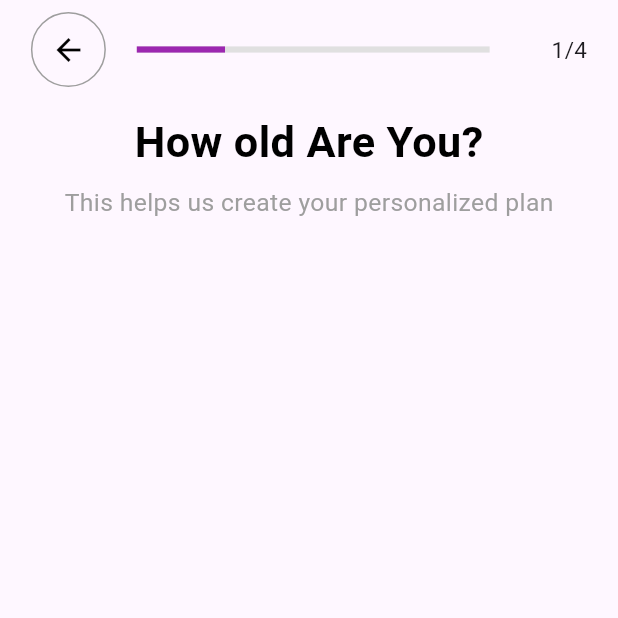
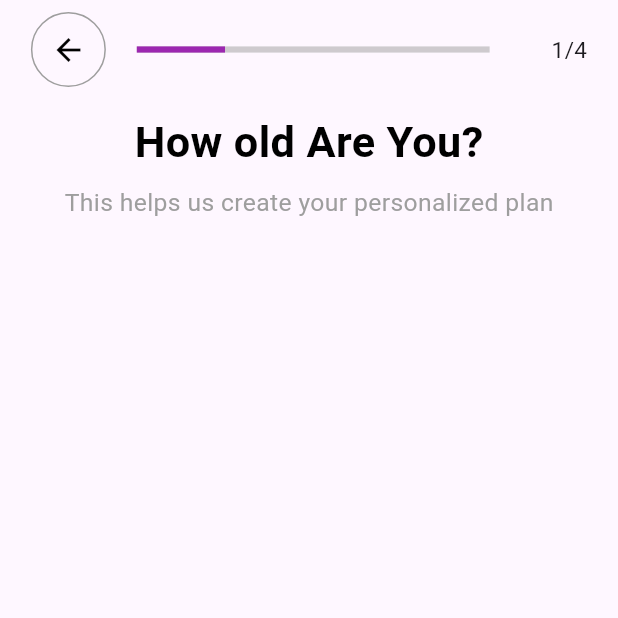
Before and after one commit to youssefalaa10/PureFit, a Flutter app: the screen it shows after launch, on a phone screen of 412 x 824 dp, the top half of it. Run offline on Flutter 3.47's test engine with Material 3 defaults, Android fonts, the phone set to English and light mode, and no system bars; our stand-ins replace shared_preferences, sqflite; accounts and stored records are empty.

Commit message:
feat: :sparkles: build and apply ColorManager and AppString

```diff
--- a/lib/Core/Shared/AppColors.dart
+++ /dev/null
@@ -1,5 +0,0 @@
-import 'package:flutter/material.dart';
-
-class ColorsApp {
-  static Color colorsPurple = Colors.purple;
-}
--- /dev/null
+++ b/lib/Core/Shared/app_colors.dart
@@ -0,0 +1,8 @@
+import 'package:flutter/material.dart';
+
+class ColorManager {
+  static Color primaryColor = Colors.purple;
+  static Color greyColor = Colors.grey;
+  static Color whiteColor = Colors.white;
+  static Color blackColor = Colors.black;
+}
--- /dev/null
+++ b/lib/Core/Shared/app_string.dart
@@ -0,0 +1,7 @@
+class AppString{
+  static String howOldAreYou="How old Are You?" ;
+  static String helpUsCreateYourPersonalizedPlan="This helps us create your personalized plan" ;
+  static String next="Next" ;
+
+
+}
--- a/lib/Features/UserInfo/UI/user_age_screen.dart
+++ b/lib/Features/UserInfo/UI/user_age_screen.dart
@@ -1,4 +1,7 @@
+import 'package:fitpro/Core/Shared/app_string.dart';
 import 'package:flutter/material.dart';
+
+import '../../../Core/Shared/app_colors.dart';
 
 class UserAgeScreen extends StatefulWidget {
   const UserAgeScreen({super.key});
@@ -31,7 +34,7 @@ class UserAgeScreenState extends State<UserAgeScreen> {
                   children: [
                     Container(
                       decoration: BoxDecoration(
-                        border: Border.all(color: Colors.grey),
+                        border: Border.all(color: ColorManager.greyColor),
                         borderRadius: BorderRadius.circular(50),
                       ),
                       child: IconButton(
@@ -47,9 +50,10 @@ class UserAgeScreenState extends State<UserAgeScreen> {
                         padding: EdgeInsets.only(right: screenWidth * 0.05),
                         child: LinearProgressIndicator(
                           value: 0.25, // 1/4 progress as per your image
-                          backgroundColor: Colors.grey[300],
-                          valueColor: const AlwaysStoppedAnimation<Color>(
-                              Colors.purple),
+                          backgroundColor:
+                              ColorManager.greyColor.withOpacity(.5),
+                          valueColor: AlwaysStoppedAnimation<Color>(
+                              ColorManager.primaryColor),
                           minHeight: screenHeight * 0.005,
                         ),
                       ),
@@ -68,7 +72,7 @@ class UserAgeScreenState extends State<UserAgeScreen> {
 
               // "How Old Are You?" title
               Text(
-                "How old Are You?",
+                AppString.howOldAreYou,
                 style: TextStyle(
                   fontSize: screenHeight * 0.035, // Responsive font size
                   fontWeight: FontWeight.bold,
@@ -79,10 +83,10 @@ class UserAgeScreenState extends State<UserAgeScreen> {
 
               // Subtext
               Text(
-                "This helps us create your personalized plan",
+                AppString.helpUsCreateYourPersonalizedPlan,
                 style: TextStyle(
                   fontSize: screenHeight * 0.02,
-                  color: Colors.grey,
+                  color: ColorManager.greyColor,
                 ),
               ),
               SizedBox(height: screenHeight * 0.05),
@@ -127,8 +131,8 @@ class UserAgeScreenState extends State<UserAgeScreen> {
                                         : screenHeight *
                                             0.035, // Smaller for others
                                     color: age == selectedAge
-                                        ? Colors.purple
-                                        : Colors.grey,
+                                        ? ColorManager.primaryColor
+                                        : ColorManager.greyColor,
                                     fontWeight: age == selectedAge
                                         ? FontWeight.w500
                                         : FontWeight.normal,
@@ -150,7 +154,7 @@ class UserAgeScreenState extends State<UserAgeScreen> {
                           Container(
                             height: 1.5,
                             width: screenWidth * 0.4,
-                            color: Colors.purple,
+                            color: ColorManager.primaryColor,
                           ),
                           SizedBox(
                               height:
@@ -158,7 +162,7 @@ class UserAgeScreenState extends State<UserAgeScreen> {
                           Container(
                             height: 1.5,
                             width: screenWidth * 0.4,
-                            color: Colors.purple,
+                            color: ColorManager.primaryColor,
                           ),
                         ],
                       ),
@@ -175,7 +179,7 @@ class UserAgeScreenState extends State<UserAgeScreen> {
                     // Handle next action
                   },
                   style: ElevatedButton.styleFrom(
-                    backgroundColor: Colors.purple,
+                    backgroundColor: ColorManager.primaryColor,
                     padding: EdgeInsets.symmetric(
                       horizontal: screenWidth * 0.3,
                       vertical: screenHeight * 0.01,
@@ -185,7 +189,7 @@ class UserAgeScreenState extends State<UserAgeScreen> {
                     ),
                   ),
                   child: Text(
-                    "Next",
+                    AppString.next,
                     style: TextStyle(
                       fontSize: screenHeight * 0.025,
                       color: Colors.white,
```
Also changed, not shown: lib/Core/Shared/AppString.dart (deleted).
